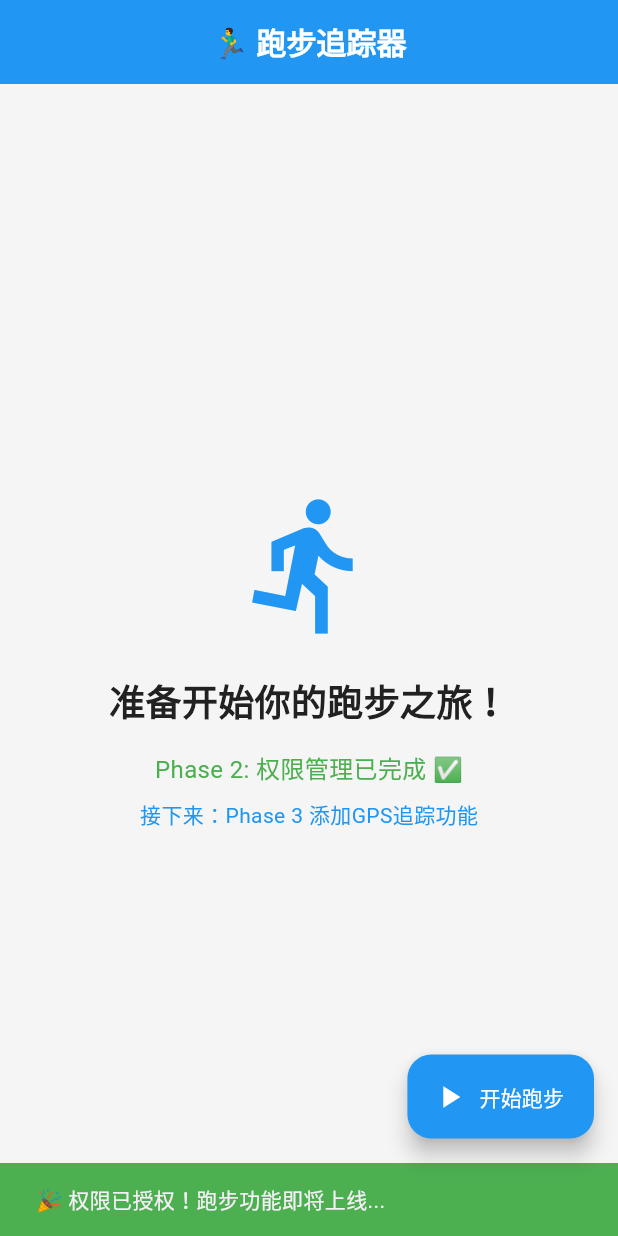
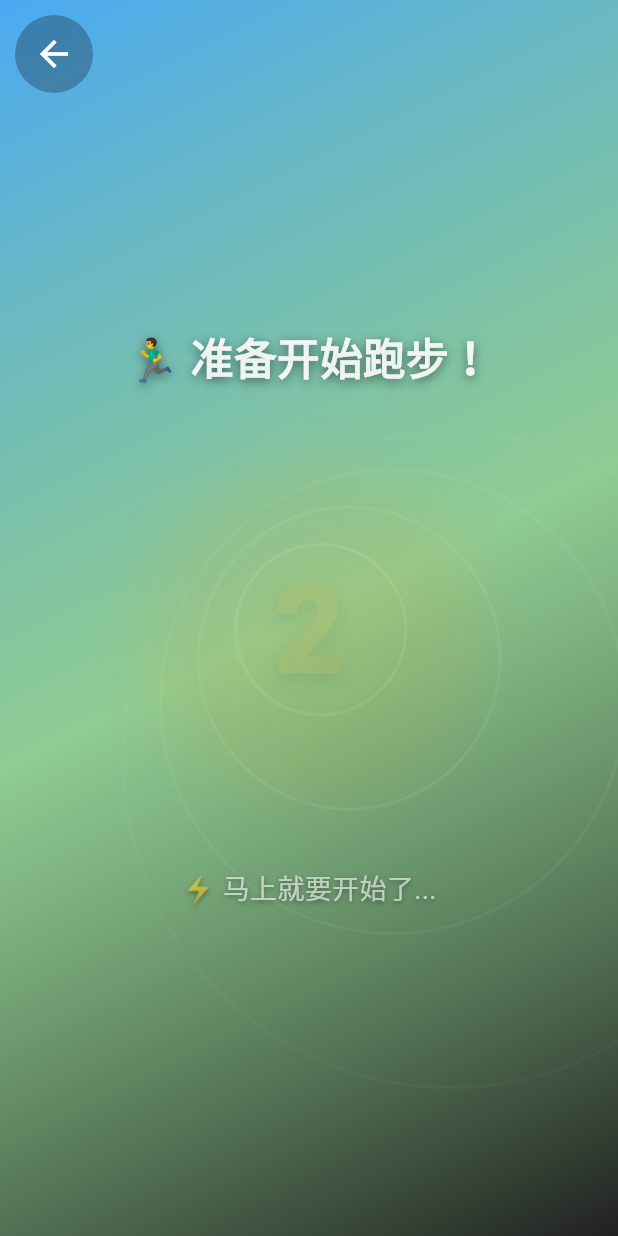
Before and after one commit to kreviazuk/flutter, a Flutter app: the screen it shows after launch, after a tap on "开始跑步", on a phone screen of 412 x 824 dp. Run offline on Flutter 3.47's test engine with Material 3 defaults, Android fonts, the phone set to English and light mode, and no system bars; our stand-ins replace geolocator, permission_handler.

Commit message:
在主页面中添加倒计时功能，优化权限管理交互体验，增加倒计时预览按钮以提升用户体验。

```diff
--- /dev/null
+++ b/lib/presentation/screens/countdown_screen.dart
@@ -0,0 +1,409 @@
+import 'package:flutter/material.dart';
+import 'package:flutter/services.dart';
+import 'dart:async';
+import 'dart:math' as math;
+import '../theme/app_colors.dart';
+
+/// 🏁 马里奥赛车风格倒计时页面
+class CountdownScreen extends StatefulWidget {
+  final VoidCallback? onCountdownComplete;
+
+  const CountdownScreen({
+    super.key,
+    this.onCountdownComplete,
+  });
+
+  @override
+  State<CountdownScreen> createState() => _CountdownScreenState();
+}
+
+class _CountdownScreenState extends State<CountdownScreen> with TickerProviderStateMixin {
+  late AnimationController _mainController;
+  late AnimationController _scaleController;
+  late AnimationController _rotateController;
+  late AnimationController _backgroundController;
+
+  late Animation<double> _scaleAnimation;
+  late Animation<double> _rotateAnimation;
+  late Animation<double> _fadeAnimation;
+  late Animation<Color?> _colorAnimation;
+  late Animation<double> _backgroundAnimation;
+
+  int _currentCount = 3;
+  Timer? _countdownTimer;
+  bool _isFinished = false;
+
+  // 倒计时文本和颜色
+  final List<String> _countdownTexts = ['3', '2', '1', 'GO!'];
+  final List<Color> _countdownColors = [
+    Colors.red,
+    Colors.orange,
+    Colors.yellow,
+    AppColors.success,
+  ];
+
+  @override
+  void initState() {
+    super.initState();
+    _initAnimations();
+    _startCountdown();
+  }
+
+  void _initAnimations() {
+    // 主控制器 - 控制整个动画周期
+    _mainController = AnimationController(
+      duration: const Duration(milliseconds: 1000),
+      vsync: this,
+    );
+
+    // 缩放动画控制器
+    _scaleController = AnimationController(
+      duration: const Duration(milliseconds: 800),
+      vsync: this,
+    );
+
+    // 旋转动画控制器
+    _rotateController = AnimationController(
+      duration: const Duration(milliseconds: 1000),
+      vsync: this,
+    );
+
+    // 背景动画控制器
+    _backgroundController = AnimationController(
+      duration: const Duration(milliseconds: 4000),
+      vsync: this,
+    );
+
+    // 缩放动画 - 从0.5到1.2再到1.0
+    _scaleAnimation = TweenSequence<double>([
+      TweenSequenceItem(
+        tween: Tween(begin: 0.5, end: 1.2).chain(CurveTween(curve: Curves.easeOutBack)),
+        weight: 60,
+      ),
+      TweenSequenceItem(
+        tween: Tween(begin: 1.2, end: 1.0).chain(CurveTween(curve: Curves.elasticOut)),
+        weight: 40,
+      ),
+    ]).animate(_scaleController);
+
+    // 旋转动画
+    _rotateAnimation = Tween<double>(
+      begin: 0,
+      end: 2 * math.pi,
+    ).animate(CurvedAnimation(
+      parent: _rotateController,
+      curve: Curves.elasticOut,
+    ));
+
+    // 淡入淡出动画
+    _fadeAnimation = TweenSequence<double>([
+      TweenSequenceItem(
+        tween: Tween(begin: 0.0, end: 1.0).chain(CurveTween(curve: Curves.easeIn)),
+        weight: 30,
+      ),
+      TweenSequenceItem(
+        tween: Tween(begin: 1.0, end: 1.0),
+        weight: 40,
+      ),
+      TweenSequenceItem(
+        tween: Tween(begin: 1.0, end: 0.0).chain(CurveTween(curve: Curves.easeOut)),
+        weight: 30,
+      ),
+    ]).animate(_mainController);
+
+    // 颜色变化动画
+    _colorAnimation = ColorTween(
+      begin: _countdownColors[0],
+      end: _countdownColors[0],
+    ).animate(_mainController);
+
+    // 背景脉动动画
+    _backgroundAnimation = Tween<double>(
+      begin: 0.0,
+      end: 1.0,
+    ).animate(CurvedAnimation(
+      parent: _backgroundController,
+      curve: Curves.easeInOut,
+    ));
+
+    // 启动背景动画循环
+    _backgroundController.repeat(reverse: true);
+  }
+
+  void _startCountdown() {
+    _playCountdownAnimation();
+
+    _countdownTimer = Timer.periodic(
+      const Duration(seconds: 1),
+      (timer) {
+        if (_currentCount > 0) {
+          setState(() {
+            _currentCount--;
+          });
+
+          if (_currentCount >= 0) {
+            _playCountdownAnimation();
+          }
+        } else {
+          timer.cancel();
+          _finishCountdown();
+        }
+      },
+    );
+  }
+
+  void _playCountdownAnimation() {
+    // 震动反馈
+    HapticFeedback.heavyImpact();
+
+    // 重置所有动画
+    _mainController.reset();
+    _scaleController.reset();
+    _rotateController.reset();
+
+    // 更新颜色动画
+    final colorIndex = math.max(0, 3 - _currentCount);
+    if (colorIndex < _countdownColors.length) {
+      _colorAnimation = ColorTween(
+        begin: _countdownColors[colorIndex],
+        end: _countdownColors[colorIndex],
+      ).animate(_mainController);
+    }
+
+    // 播放动画
+    _mainController.forward();
+    _scaleController.forward();
+
+    // 只有在数字时才旋转，GO时不旋转
+    if (_currentCount > 0) {
+      _rotateController.forward();
+    }
+  }
+
+  void _finishCountdown() {
+    setState(() {
+      _isFinished = true;
+    });
+
+    // 最终的GO动画
+    HapticFeedback.heavyImpact();
+
+    // 等待动画完成后调用回调
+    Timer(const Duration(milliseconds: 1500), () {
+      widget.onCountdownComplete?.call();
+    });
+  }
+
+  @override
+  void dispose() {
+    _countdownTimer?.cancel();
+    _mainController.dispose();
+    _scaleController.dispose();
+    _rotateController.dispose();
+    _backgroundController.dispose();
+    super.dispose();
+  }
+
+  @override
+  Widget build(BuildContext context) {
+    return Scaffold(
+      body: Container(
+        decoration: BoxDecoration(
+          gradient: LinearGradient(
+            begin: Alignment.topLeft,
+            end: Alignment.bottomRight,
+            colors: [
+              AppColors.primary.withOpacity(0.8),
+              AppColors.secondary.withOpacity(0.6),
+              Colors.black87,
+            ],
+          ),
+        ),
+        child: Stack(
+          children: [
+            // 背景动画圆圈
+            ...List.generate(5, (index) => _buildBackgroundCircle(index)),
+
+            // 主要内容
+            Center(
+              child: Column(
+                mainAxisAlignment: MainAxisAlignment.center,
+                children: [
+                  // 标题
+                  AnimatedBuilder(
+                    animation: _backgroundAnimation,
+                    builder: (context, child) {
+                      return Transform.scale(
+                        scale: 1.0 + _backgroundAnimation.value * 0.1,
+                        child: Text(
+                          '🏃‍♂️ 准备开始跑步！',
+                          style: TextStyle(
+                            fontSize: 28,
+                            fontWeight: FontWeight.bold,
+                            color: Colors.white.withOpacity(0.9),
+                            shadows: [
+                              Shadow(
+                                offset: const Offset(0, 2),
+                                blurRadius: 8,
+                                color: Colors.black.withOpacity(0.5),
+                              ),
+                            ],
+                          ),
+                        ),
+                      );
+                    },
+                  ),
+
+                  const SizedBox(height: 60),
+
+                  // 倒计时数字
+                  AnimatedBuilder(
+                    animation: Listenable.merge([
+                      _scaleAnimation,
+                      _rotateAnimation,
+                      _fadeAnimation,
+                      _colorAnimation,
+                    ]),
+                    builder: (context, child) {
+                      final currentText = _isFinished
+                          ? 'GO!'
+                          : _currentCount > 0
+                              ? '$_currentCount'
+                              : 'GO!';
+
+                      return Transform.scale(
+                        scale: _scaleAnimation.value,
+                        child: Transform.rotate(
+                          angle: _currentCount > 0 ? _rotateAnimation.value : 0,
+                          child: Opacity(
+                            opacity: _fadeAnimation.value,
+                            child: Container(
+                              width: 200,
+                              height: 200,
+                              decoration: BoxDecoration(
+                                shape: BoxShape.circle,
+                                gradient: RadialGradient(
+                                  colors: [
+                                    (_colorAnimation.value ?? AppColors.primary).withOpacity(0.3),
+                                    (_colorAnimation.value ?? AppColors.primary).withOpacity(0.1),
+                                    Colors.transparent,
+                                  ],
+                                ),
+                                boxShadow: [
+                                  BoxShadow(
+                                    color: (_colorAnimation.value ?? AppColors.primary)
+                                        .withOpacity(0.5),
+                                    blurRadius: 30,
+                                    spreadRadius: 10,
+                                  ),
+                                ],
+                              ),
+                              child: Center(
+                                child: Text(
+                                  currentText,
+                                  style: TextStyle(
+                                    fontSize: _isFinished ? 60 : 80,
+                                    fontWeight: FontWeight.w900,
+                                    color: _colorAnimation.value ?? AppColors.primary,
+                                    shadows: [
+                                      Shadow(
+                                        offset: const Offset(0, 4),
+                                        blurRadius: 15,
+                                        color: Colors.black.withOpacity(0.7),
+                                      ),
+                                      Shadow(
+                                        offset: const Offset(0, 0),
+                                        blurRadius: 20,
+                                        color: (_colorAnimation.value ?? AppColors.primary)
+                                            .withOpacity(0.8),
+                                      ),
+                                    ],
+                                  ),
+                                ),
+                              ),
+                            ),
+                          ),
+                        ),
+                      );
+                    },
+                  ),
+
+                  const SizedBox(height: 60),
+
+                  // 底部提示
+                  AnimatedBuilder(
+                    animation: _backgroundAnimation,
+                    builder: (context, child) {
+                      return Opacity(
+                        opacity: 0.7 + _backgroundAnimation.value * 0.3,
+                        child: Text(
+                          _isFinished ? '🎉 开始你的跑步之旅！' : '⚡ 马上就要开始了...',
+                          style: TextStyle(
+                            fontSize: 18,
+                            color: Colors.white.withOpacity(0.8),
+                            shadows: [
+                              Shadow(
+                                offset: const Offset(0, 1),
+                                blurRadius: 4,
+                                color: Colors.black.withOpacity(0.5),
+                              ),
+                            ],
+                          ),
+                        ),
+                      );
+                    },
+                  ),
+                ],
+              ),
+            ),
+
+            // 返回按钮
+            Positioned(
+              top: MediaQuery.of(context).padding.top + 10,
+              left: 10,
+              child: IconButton(
+                onPressed: () => Navigator.of(context).pop(),
+                icon: const Icon(
+                  Icons.arrow_back,
+                  color: Colors.white,
+                  size: 28,
+                ),
+                style: IconButton.styleFrom(
+                  backgroundColor: Colors.black26,
+                  padding: const EdgeInsets.all(12),
+                ),
+              ),
+            ),
+          ],
+        ),
+      ),
+    );
+  }
+
+  Widget _buildBackgroundCircle(int index) {
+    return AnimatedBuilder(
+      animation: _backgroundAnimation,
+      builder: (context, child) {
+        final progress = (_backgroundAnimation.value + index * 0.2) % 1.0;
+        final size = 100.0 + index * 50.0;
+        final opacity = 0.1 - progress * 0.1;
+
+        return Positioned(
+          left: (MediaQuery.of(context).size.width - size) / 2,
+          top: (MediaQuery.of(context).size.height - size) / 2,
+          child: Container(
+            width: size * (1 + progress),
+            height: size * (1 + progress),
+            decoration: BoxDecoration(
+              shape: BoxShape.circle,
+              border: Border.all(
+                color: Colors.white.withOpacity(opacity),
+                width: 2,
+              ),
+            ),
+          ),
+        );
+      },
+    );
+  }
+}
--- a/lib/presentation/screens/home_screen.dart
+++ b/lib/presentation/screens/home_screen.dart
@@ -2,6 +2,7 @@ import 'package:flutter/material.dart';
 import '../theme/app_colors.dart';
 import '../widgets/permission_dialog.dart';
 import '../../core/services/permission_service.dart';
+import 'countdown_screen.dart';
 
 /// 🏠 主页面 - Phase 2 权限管理版本
 class HomeScreen extends StatefulWidget {
@@ -48,12 +49,23 @@ class _HomeScreenState extends State<HomeScreen> {
       return;
     }
 
-    // 权限已授权，可以开始跑步功能
+    // 权限已授权，开始倒计时
     if (mounted) {
-      ScaffoldMessenger.of(context).showSnackBar(
-        const SnackBar(
-          content: Text('🎉 权限已授权！跑步功能即将上线...'),
-          backgroundColor: AppColors.success,
+      Navigator.of(context).push(
+        MaterialPageRoute(
+          builder: (context) => CountdownScreen(
+            onCountdownComplete: () {
+              // 倒计时完成后的处理
+              Navigator.of(context).pop();
+              ScaffoldMessenger.of(context).showSnackBar(
+                const SnackBar(
+                  content: Text('🏃‍♂️ 跑步开始！GPS追踪功能即将上线...'),
+                  backgroundColor: AppColors.success,
+                  duration: Duration(seconds: 3),
+                ),
+              );
+            },
+          ),
         ),
       );
     }
@@ -134,6 +146,37 @@ class _HomeScreenState extends State<HomeScreen> {
                   color: AppColors.info,
                 ),
               ),
+              const SizedBox(height: 20),
+              // 倒计时预览按钮
+              ElevatedButton.icon(
+                onPressed: () {
+                  Navigator.of(context).push(
+                    MaterialPageRoute(
+                      builder: (context) => CountdownScreen(
+                        onCountdownComplete: () {
+                          Navigator.of(context).pop();
+                          ScaffoldMessenger.of(context).showSnackBar(
+                            const SnackBar(
+                              content: Text('🎉 倒计时预览完成！'),
+                              backgroundColor: AppColors.info,
+                            ),
+                          );
+                        },
+                      ),
+                    ),
+                  );
+                },
+                style: ElevatedButton.styleFrom(
+                  backgroundColor: AppColors.info,
+                  foregroundColor: Colors.white,
+                  padding: const EdgeInsets.symmetric(
+                    horizontal: 20,
+                    vertical: 8,
+                  ),
+                ),
+                icon: const Icon(Icons.timer, size: 20),
+                label: const Text('预览倒计时', style: TextStyle(fontSize: 14)),
+              ),
             ] else ...[
               const Text(
                 '请授权位置权限以使用跑步功能',
```
